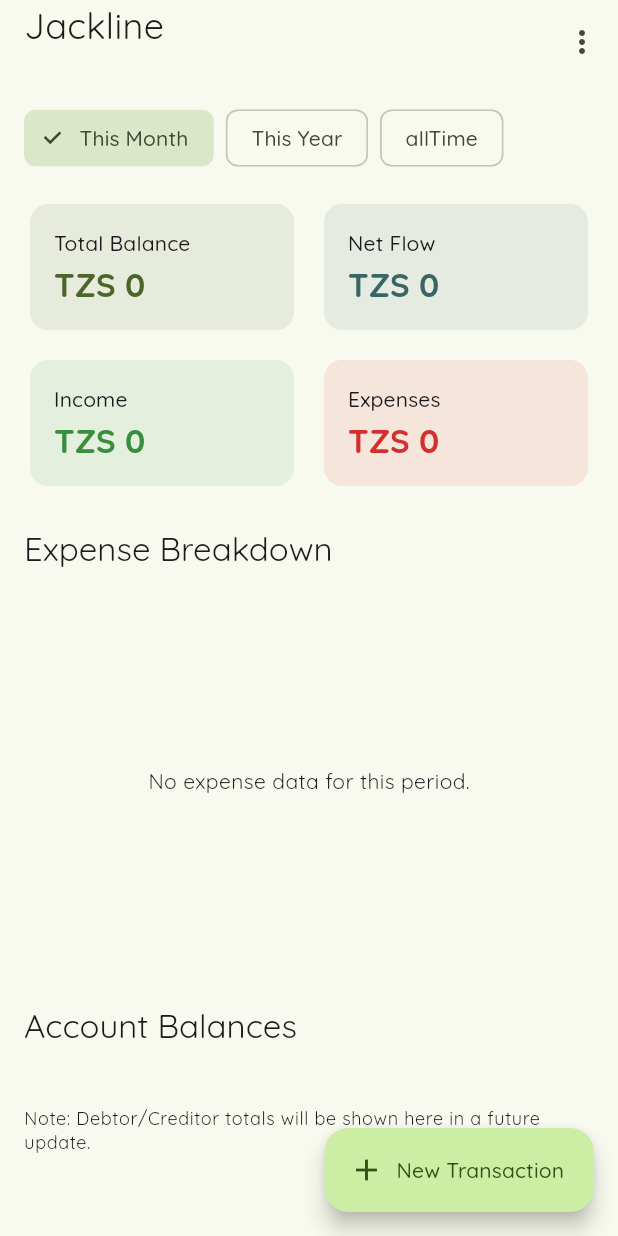
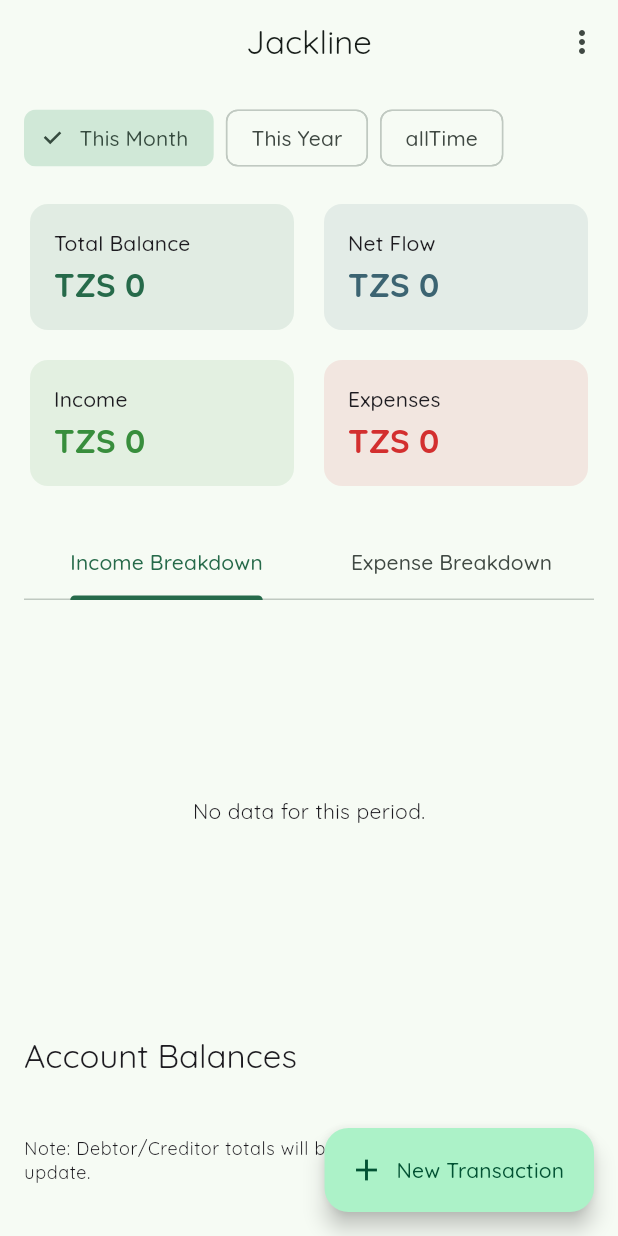
Before and after one commit to yuzalsif/budget_master, a Flutter app: the screen it shows after launch, on a phone screen of 412 x 824 dp. Run offline on Flutter 3.47's test engine with Material 3 defaults, Android fonts, the light colour scheme and no system bars; our stand-ins replace fl_chart, flutter_riverpod, google_fonts, objectbox; accounts and stored records are empty; generated files the repository leaves out were written again.

Commit message:
feat: Use pie chart instead of bar charts

```diff
--- a/lib/app/theme/app_theme.dart
+++ b/lib/app/theme/app_theme.dart
@@ -6,7 +6,7 @@ class AppTheme {
     return ThemeData(
       useMaterial3: true,
       colorScheme: ColorScheme.fromSeed(
-        seedColor: Colors.lightGreen,
+        seedColor: Colors.greenAccent,
         brightness: Brightness.light,
       ),
       appBarTheme: const AppBarTheme(centerTitle: true),
@@ -19,7 +19,7 @@ class AppTheme {
     return ThemeData(
       useMaterial3: true,
       colorScheme: ColorScheme.fromSeed(
-        seedColor: Colors.lightGreen,
+        seedColor: Colors.greenAccent,
         brightness: Brightness.dark,
       ),
       appBarTheme: const AppBarTheme(centerTitle: true),
--- a/lib/features/dashboard/application/dashboard_providers.dart
+++ b/lib/features/dashboard/application/dashboard_providers.dart
@@ -10,6 +10,7 @@ class DashboardData {
   final double totalExpense;
   final List<Account> accounts;
   final Map<String, double> categoryExpenseTotals;
+  final Map<String, double> categoryIncomeTotals;
 
   DashboardData({
     required this.totalBalance,
@@ -17,6 +18,7 @@ class DashboardData {
     required this.totalExpense,
     required this.accounts,
     required this.categoryExpenseTotals,
+    required this.categoryIncomeTotals,
   });
 }
 
@@ -77,6 +79,12 @@ final dashboardDataProvider = Provider<DashboardData>((ref) {
         .map((entry) => MapEntry(entry.key, entry.value.withdrawals)),
   );
 
+  final categoryIncomeTotals = Map.fromEntries(
+    categoryTotalsRaw.entries
+        .where((entry) => entry.value.deposits > 0)
+        .map((entry) => MapEntry(entry.key, entry.value.deposits)),
+  );
+
   // Assemble and return the final data object
   return DashboardData(
     totalBalance: totalBalance,
@@ -84,5 +92,6 @@ final dashboardDataProvider = Provider<DashboardData>((ref) {
     totalExpense: incomeExpense.expense,
     accounts: accounts,
     categoryExpenseTotals: categoryExpenseTotals,
+    categoryIncomeTotals: categoryIncomeTotals,
   );
 });
--- a/lib/features/dashboard/presentation/screens/dashboard_screen.dart
+++ b/lib/features/dashboard/presentation/screens/dashboard_screen.dart
@@ -1,19 +1,40 @@
+// lib/features/dashboard/presentation/screens/dashboard_screen.dart
+
+import 'package:flutter/material.dart';
+import 'package:flutter_riverpod/flutter_riverpod.dart';
 import 'package:budget_master/features/accounts/presentation/screens/accounts_screen.dart';
 import 'package:budget_master/features/categories/presentation/screens/categories_screen.dart';
-import 'package:budget_master/features/categories/presentation/screens/category_totals_screen.dart';
 import 'package:budget_master/features/transactions/presentation/screens/add_edit_transaction_screen.dart';
 import 'package:budget_master/features/transactions/presentation/screens/transactions_screen.dart';
-import 'package:flutter/material.dart';
-import 'package:flutter_riverpod/flutter_riverpod.dart';
 import 'package:budget_master/features/dashboard/application/dashboard_providers.dart';
 import 'package:intl/intl.dart';
 import 'package:fl_chart/fl_chart.dart';
 
-class DashboardScreen extends ConsumerWidget {
+class DashboardScreen extends ConsumerStatefulWidget {
   const DashboardScreen({super.key});
 
   @override
-  Widget build(BuildContext context, WidgetRef ref) {
+  ConsumerState<DashboardScreen> createState() => _DashboardScreenState();
+}
+
+class _DashboardScreenState extends ConsumerState<DashboardScreen>
+    with SingleTickerProviderStateMixin {
+  late final TabController _tabController;
+
+  @override
+  void initState() {
+    super.initState();
+    _tabController = TabController(length: 2, vsync: this);
+  }
+
+  @override
+  void dispose() {
+    _tabController.dispose();
+    super.dispose();
+  }
+
+  @override
+  Widget build(BuildContext context) {
     final dashboardData = ref.watch(dashboardDataProvider);
     final currencyFormat = NumberFormat.currency(
       symbol: 'TZS ',
@@ -22,11 +43,7 @@ class DashboardScreen extends ConsumerWidget {
 
     return Scaffold(
       appBar: AppBar(
-        leadingWidth: 130,
-        leading: const Padding(
-          padding: EdgeInsets.only(left: 16.0),
-          child: Text('Jackline', style: TextStyle(fontSize: 24)),
-        ),
+        title: const Text('Jackline'),
         actions: [
           PopupMenuButton<int>(
             onSelected: (value) {
@@ -45,13 +62,6 @@ class DashboardScreen extends ConsumerWidget {
                   Navigator.of(context).push(
                     MaterialPageRoute(
                       builder: (_) => const TransactionsScreen(),
-                    ),
-                  );
-                  break;
-                case 4:
-                  Navigator.of(context).push(
-                    MaterialPageRoute(
-                      builder: (_) => const CategoryTotalsScreen(),
                     ),
                   );
                   break;
@@ -137,16 +147,29 @@ class DashboardScreen extends ConsumerWidget {
               ),
               const SizedBox(height: 24),
 
-              // --- Expense Breakdown Chart ---
-              Text(
-                'Expense Breakdown',
-                style: Theme.of(context).textTheme.titleLarge,
+              // --- Breakdown Charts Section with Pie Charts ---
+              TabBar(
+                controller: _tabController,
+                tabs: const [
+                  Tab(text: 'Income Breakdown'),
+                  Tab(text: 'Expense Breakdown'),
+                ],
               ),
               const SizedBox(height: 16),
               SizedBox(
                 height: 250,
-                child: _CategoryBarChart(
-                  data: dashboardData.categoryExpenseTotals,
+                child: TabBarView(
+                  controller: _tabController,
+                  children: [
+                    _CategoryPieChart(
+                      data: dashboardData.categoryIncomeTotals,
+                      baseColor: Colors.green,
+                    ),
+                    _CategoryPieChart(
+                      data: dashboardData.categoryExpenseTotals,
+                      baseColor: Colors.red,
+                    ),
+                  ],
                 ),
               ),
               const SizedBox(height: 24),
@@ -173,7 +196,6 @@ class DashboardScreen extends ConsumerWidget {
                   }).toList(),
                 ),
               ),
-
               const SizedBox(height: 24),
               Text(
                 'Note: Debtor/Creditor totals will be shown here in a future update.',
@@ -196,7 +218,7 @@ class DashboardScreen extends ConsumerWidget {
   }
 }
 
-// --- Helper Widgets for Cleaner Code ---
+// --- Helper Widgets for Cleaner Code (KPI and FilterChips are unchanged) ---
 
 class _FilterChips extends ConsumerWidget {
   @override
@@ -261,78 +283,124 @@ class _KpiCard extends StatelessWidget {
   }
 }
 
-class _CategoryBarChart extends StatelessWidget {
+// --- NEW/UPDATED WIDGETS FOR PIE CHART ---
+
+class _CategoryPieChart extends StatelessWidget {
   final Map<String, double> data;
-  const _CategoryBarChart({required this.data});
+  final Color baseColor;
+  const _CategoryPieChart({required this.data, required this.baseColor});
+
+  // A list of colors to use for the pie chart slices.
+  static const List<Color> _colorPalette = [
+    Colors.blue,
+    Colors.green,
+    Colors.orange,
+    Colors.purple,
+    Colors.amber,
+    Colors.cyan,
+    Colors.pink,
+    Colors.indigo,
+    Colors.teal,
+    Colors.brown,
+  ];
 
   @override
   Widget build(BuildContext context) {
     if (data.isEmpty) {
-      return const Center(child: Text('No expense data for this period.'));
+      return Center(
+        child: Text(
+          'No data for this period.',
+          style: Theme.of(context).textTheme.bodyMedium,
+        ),
+      );
     }
 
+    final totalValue = data.values.fold(0.0, (sum, element) => sum + element);
     final chartData = data.entries.toList();
 
-    return BarChart(
-      BarChartData(
-        alignment: BarChartAlignment.spaceAround,
-        maxY:
-            data.values.reduce((a, b) => a > b ? a : b) *
-            1.2, // Add 20% padding to the top
-        barTouchData: BarTouchData(enabled: true),
-        titlesData: FlTitlesData(
-          show: true,
-          bottomTitles: AxisTitles(
-            sideTitles: SideTitles(
-              showTitles: true,
-              getTitlesWidget: (double value, TitleMeta meta) {
-                final index = value.toInt();
-                if (index >= 0 && index < chartData.length) {
-                  return SideTitleWidget(
-                    meta: meta,
-                    space: 4.0,
-                    child: Text(
-                      chartData[index].key.substring(
-                        0,
-                        3,
-                      ), // Show first 3 letters
-                      style: const TextStyle(fontSize: 10),
-                    ),
-                  );
-                }
-                return const Text('');
-              },
-              reservedSize: 20,
+    return Row(
+      children: [
+        // The Pie Chart
+        Expanded(
+          flex: 2,
+          child: PieChart(
+            PieChartData(
+              sectionsSpace: 2,
+              centerSpaceRadius: 40,
+              sections: chartData.asMap().entries.map((entry) {
+                final index = entry.key;
+                final dataEntry = entry.value;
+                final percentage = (dataEntry.value / totalValue) * 100;
+
+                return PieChartSectionData(
+                  color:
+                      _colorPalette[index %
+                          _colorPalette.length], // Cycle through colors
+                  value: dataEntry.value,
+                  title: '${percentage.toStringAsFixed(0)}%',
+                  radius: 50,
+                  titleStyle: const TextStyle(
+                    fontSize: 14,
+                    fontWeight: FontWeight.bold,
+                    color: Colors.white,
+                  ),
+                );
+              }).toList(),
             ),
           ),
-          leftTitles: const AxisTitles(
-            sideTitles: SideTitles(showTitles: false),
-          ),
-          topTitles: const AxisTitles(
-            sideTitles: SideTitles(showTitles: false),
-          ),
-          rightTitles: const AxisTitles(
-            sideTitles: SideTitles(showTitles: false),
-          ),
         ),
-        gridData: const FlGridData(show: false),
-        borderData: FlBorderData(show: false),
-        barGroups: chartData.asMap().entries.map((entry) {
-          final index = entry.key;
-          final categoryData = entry.value;
-          return BarChartGroupData(
-            x: index,
-            barRods: [
-              BarChartRodData(
-                toY: categoryData.value,
-                color: Theme.of(context).colorScheme.secondary,
-                width: 16,
-                borderRadius: BorderRadius.circular(4),
-              ),
-            ],
-          );
-        }).toList(),
-      ),
+        // The Legend
+        Expanded(flex: 1, child: _ChartLegend(chartData: chartData)),
+      ],
     );
   }
 }
+
+class _ChartLegend extends StatelessWidget {
+  const _ChartLegend({required this.chartData});
+  final List<MapEntry<String, double>> chartData;
+
+  // Use the same palette as the chart
+  static const List<Color> _colorPalette = [
+    Colors.blue,
+    Colors.green,
+    Colors.orange,
+    Colors.purple,
+    Colors.amber,
+    Colors.cyan,
+    Colors.pink,
+    Colors.indigo,
+    Colors.teal,
+    Colors.brown,
+  ];
+
+  @override
+  Widget build(BuildContext context) {
+    return ListView.builder(
+      itemCount: chartData.length,
+      itemBuilder: (context, index) {
+        final entry = chartData[index];
+        return Padding(
+          padding: const EdgeInsets.symmetric(vertical: 4.0),
+          child: Row(
+            children: [
+              Container(
+                width: 16,
+                height: 16,
+                color: _colorPalette[index % _colorPalette.length],
+              ),
+              const SizedBox(width: 8),
+              Expanded(
+                child: Text(
+                  entry.key,
+                  style: Theme.of(context).textTheme.bodyMedium,
+                  overflow: TextOverflow.ellipsis,
+                ),
+              ),
+            ],
+          ),
+        );
+      },
+    );
+  }
+}
```
